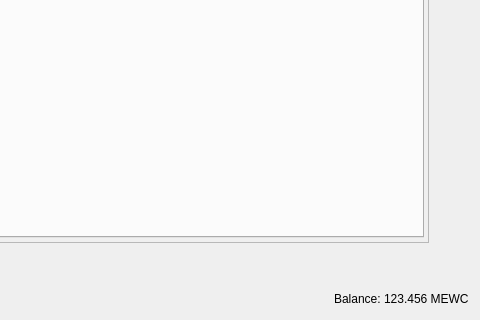
This is src/qt/forms/restrictedassetsdialog.ui in cdonnachie/Slimecoin as Qt 5 draws it before an edit; both pictures show x 688 to 1168 and y 680 to 1000 of the 1168 by 1000 pixel window. The edited form follows.
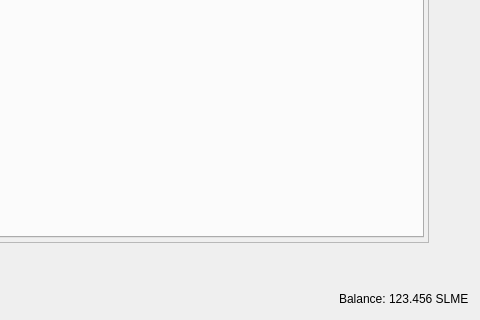
This is the edited form.

```diff
--- a/src/qt/forms/restrictedassetsdialog.ui
+++ b/src/qt/forms/restrictedassetsdialog.ui
@@ -281,7 +281,7 @@
         <cursorShape>IBeamCursor</cursorShape>
        </property>
        <property name="text">
-        <string notr="true">123.456 MEWC</string>
+        <string notr="true">123.456 SLME</string>
        </property>
        <property name="textInteractionFlags">
         <set>Qt::LinksAccessibleByMouse|Qt::TextSelectableByKeyboard|Qt::TextSelectableByMouse</set>
```
Left out of the diff: 2 changed lines with no effect on the pictures.
